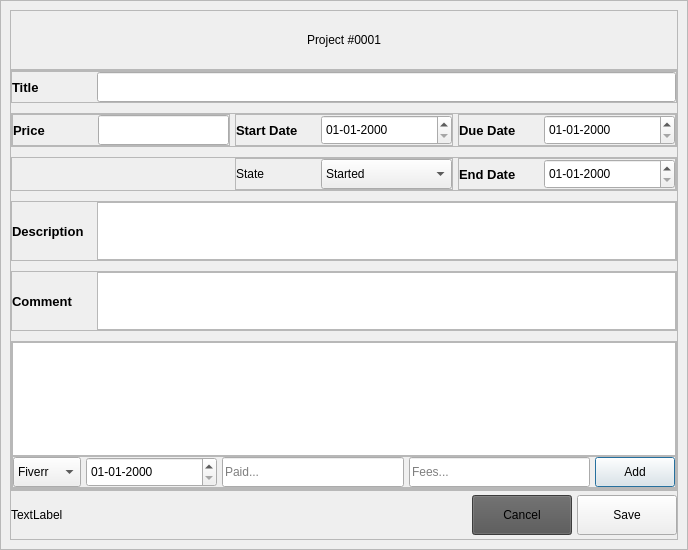
Before: the Qt Designer form ui/ui/project_edit.ui in er-Bot/wallet, drawn with Qt 5.
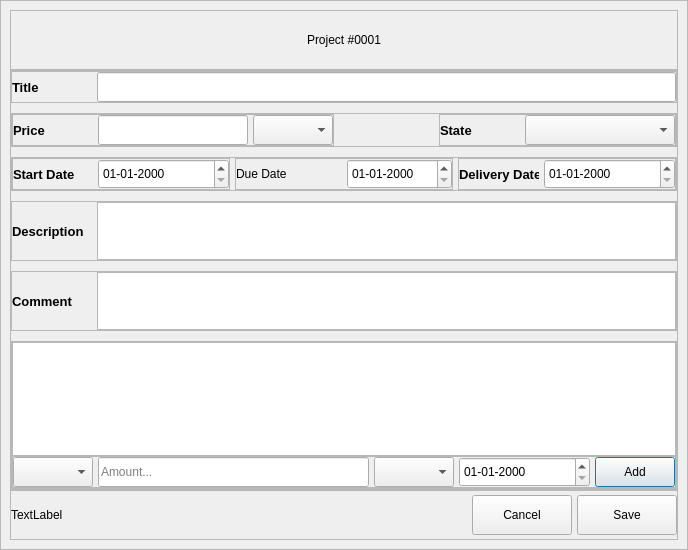
After: the same form once the commit is applied.

Patch:
```diff
--- a/ui/ui/project_edit.ui
+++ b/ui/ui/project_edit.ui
@@ -178,6 +178,7 @@
               </property>
               <property name="font">
                <font>
+                <family>Segoe UI</family>
                 <pointsize>10</pointsize>
                 <italic>false</italic>
                 <bold>true</bold>
@@ -244,13 +245,13 @@
              <widget class="QFrame" name="frame_10">
               <property name="minimumSize">
                <size>
-                <width>218</width>
+                <width>0</width>
                 <height>0</height>
                </size>
               </property>
               <property name="maximumSize">
                <size>
-                <width>218</width>
+                <width>1000</width>
                 <height>16777215</height>
                </size>
               </property>
@@ -292,6 +293,7 @@
                  </property>
                  <property name="font">
                   <font>
+                   <family>Segoe UI</family>
                    <pointsize>10</pointsize>
                    <italic>false</italic>
                    <bold>true</bold>
@@ -315,63 +317,24 @@
                  </property>
                  <property name="minimumSize">
                   <size>
-                   <width>30</width>
+                   <width>150</width>
                    <height>30</height>
                   </size>
                  </property>
                  <property name="maximumSize">
                   <size>
-                   <width>1000</width>
+                   <width>150</width>
                    <height>30</height>
                   </size>
                  </property>
                 </widget>
                </item>
-              </layout>
-             </widget>
-            </item>
             <item>
-             <widget class="QFrame" name="frame_6">
+                <widget class="QComboBox" name="currency">
               <property name="minimumSize">
                <size>
-                <width>218</width>
-                <height>0</height>
-               </size>
-              </property>
-              <property name="maximumSize">
-               <size>
-                <width>218</width>
-                <height>16777215</height>
-               </size>
-              </property>
-              <property name="frameShape">
-               <enum>QFrame::StyledPanel</enum>
-              </property>
-              <property name="frameShadow">
-               <enum>QFrame::Raised</enum>
-              </property>
-              <layout class="QHBoxLayout" name="horizontalLayout_15">
-               <property name="spacing">
-                <number>5</number>
-               </property>
-               <property name="leftMargin">
-                <number>0</number>
-               </property>
-               <property name="topMargin">
-                <number>0</number>
-               </property>
-               <property name="rightMargin">
-                <number>0</number>
-               </property>
-               <property name="bottomMargin">
-                <number>0</number>
-               </property>
-               <item>
-                <widget class="QLabel" name="label_5">
-                 <property name="minimumSize">
-                  <size>
                    <width>80</width>
-                   <height>0</height>
+                   <height>30</height>
                   </size>
                  </property>
                  <property name="maximumSize">
@@ -380,60 +343,35 @@
                    <height>16777215</height>
                   </size>
                  </property>
-                 <property name="font">
-                  <font>
-                   <pointsize>10</pointsize>
-                   <italic>false</italic>
-                   <bold>true</bold>
-                  </font>
-                 </property>
-                 <property name="styleSheet">
-                  <string notr="true">font: 700 10pt &quot;Segoe UI&quot;;</string>
-                 </property>
-                 <property name="text">
-                  <string>Start Date</string>
-                 </property>
                 </widget>
                </item>
+              </layout>
+             </widget>
+            </item>
                <item>
-                <widget class="QDateEdit" name="start_date">
-                 <property name="minimumSize">
-                  <size>
-                   <width>30</width>
-                   <height>30</height>
-                  </size>
-                 </property>
-                 <property name="maximumSize">
+             <spacer name="horizontalSpacer_2">
+              <property name="orientation">
+               <enum>Qt::Horizontal</enum>
+              </property>
+              <property name="sizeHint" stdset="0">
                   <size>
-                   <width>1000</width>
-                   <height>16777215</height>
-                  </size>
-                 </property>
-                 <property name="currentSection">
-                  <enum>QDateTimeEdit::DaySection</enum>
-                 </property>
-                 <property name="displayFormat">
-                  <string>dd-MM-yyyy</string>
-                 </property>
-                 <property name="calendarPopup">
-                  <bool>false</bool>
-                 </property>
-                </widget>
-               </item>
-              </layout>
-             </widget>
+                <width>40</width>
+                <height>20</height>
+               </size>
+              </property>
+             </spacer>
             </item>
             <item>
              <widget class="QFrame" name="frame_7">
               <property name="minimumSize">
                <size>
-                <width>218</width>
+                <width>200</width>
                 <height>0</height>
                </size>
               </property>
               <property name="maximumSize">
                <size>
-                <width>218</width>
+                <width>1000</width>
                 <height>16777215</height>
                </size>
               </property>
@@ -475,6 +413,7 @@
                  </property>
                  <property name="font">
                   <font>
+                   <family>Segoe UI</family>
                    <pointsize>10</pointsize>
                    <italic>false</italic>
                    <bold>true</bold>
@@ -484,33 +423,18 @@
                   <string notr="true">font: 700 10pt &quot;Segoe UI&quot;;</string>
                  </property>
                  <property name="text">
-                  <string>Due Date</string>
+                  <string>State</string>
                  </property>
                 </widget>
                </item>
                <item>
-                <widget class="QDateEdit" name="due_date">
+                <widget class="QComboBox" name="state">
                  <property name="minimumSize">
                   <size>
-                   <width>30</width>
+                   <width>150</width>
                    <height>30</height>
                   </size>
                  </property>
-                 <property name="maximumSize">
-                  <size>
-                   <width>1000</width>
-                   <height>16777215</height>
-                  </size>
-                 </property>
-                 <property name="currentSection">
-                  <enum>QDateTimeEdit::DaySection</enum>
-                 </property>
-                 <property name="displayFormat">
-                  <string>dd-MM-yyyy</string>
-                 </property>
-                 <property name="calendarPopup">
-                  <bool>false</bool>
-                 </property>
                 </widget>
                </item>
               </layout>
@@ -544,17 +468,86 @@
              <number>0</number>
             </property>
             <item>
-             <spacer name="horizontalSpacer_2">
-              <property name="orientation">
-               <enum>Qt::Horizontal</enum>
+             <widget class="QFrame" name="frame_11">
+              <property name="frameShape">
+               <enum>QFrame::StyledPanel</enum>
               </property>
-              <property name="sizeHint" stdset="0">
+              <property name="frameShadow">
+               <enum>QFrame::Raised</enum>
+              </property>
+              <layout class="QHBoxLayout" name="horizontalLayout_6">
+               <property name="spacing">
+                <number>5</number>
+               </property>
+               <property name="leftMargin">
+                <number>0</number>
+               </property>
+               <property name="topMargin">
+                <number>0</number>
+               </property>
+               <property name="rightMargin">
+                <number>0</number>
+               </property>
+               <property name="bottomMargin">
+                <number>0</number>
+               </property>
+               <item>
+                <widget class="QLabel" name="label_5">
+                 <property name="minimumSize">
                <size>
-                <width>40</width>
-                <height>20</height>
-               </size>
-              </property>
-             </spacer>
+                   <width>80</width>
+                   <height>0</height>
+                  </size>
+                 </property>
+                 <property name="maximumSize">
+                  <size>
+                   <width>80</width>
+                   <height>16777215</height>
+                  </size>
+                 </property>
+                 <property name="font">
+                  <font>
+                   <family>Segoe UI</family>
+                   <pointsize>10</pointsize>
+                   <italic>false</italic>
+                   <bold>true</bold>
+                  </font>
+                 </property>
+                 <property name="styleSheet">
+                  <string notr="true">font: 700 10pt &quot;Segoe UI&quot;;</string>
+                 </property>
+                 <property name="text">
+                  <string>Start Date</string>
+                 </property>
+                </widget>
+               </item>
+               <item>
+                <widget class="QDateEdit" name="start_date">
+                 <property name="minimumSize">
+                  <size>
+                   <width>30</width>
+                   <height>30</height>
+                  </size>
+                 </property>
+                 <property name="maximumSize">
+                  <size>
+                   <width>1000</width>
+                   <height>16777215</height>
+                  </size>
+                 </property>
+                 <property name="currentSection">
+                  <enum>QDateTimeEdit::DaySection</enum>
+                 </property>
+                 <property name="displayFormat">
+                  <string>dd-MM-yyyy</string>
+                 </property>
+                 <property name="calendarPopup">
+                  <bool>false</bool>
+                 </property>
+                </widget>
+               </item>
+              </layout>
+             </widget>
             </item>
             <item>
              <widget class="QFrame" name="frame_12">
@@ -598,33 +591,33 @@
                   <string notr="true">font: 700 10pt &quot;Segoe UI&quot;;</string>
                  </property>
                  <property name="text">
-                  <string>State</string>
+                  <string>Due Date</string>
                  </property>
                 </widget>
                </item>
                <item>
-                <widget class="QComboBox" name="state">
+                <widget class="QDateEdit" name="due_date">
                  <property name="minimumSize">
                   <size>
-                   <width>131</width>
+                   <width>30</width>
                    <height>30</height>
                   </size>
                  </property>
-                 <item>
-                  <property name="text">
-                   <string>Started</string>
-                  </property>
-                 </item>
-                 <item>
-                  <property name="text">
-                   <string>Finished</string>
-                  </property>
-                 </item>
-                 <item>
-                  <property name="text">
-                   <string>Canceled</string>
-                  </property>
-                 </item>
+                 <property name="maximumSize">
+                  <size>
+                   <width>1000</width>
+                   <height>16777215</height>
+                  </size>
+                 </property>
+                 <property name="currentSection">
+                  <enum>QDateTimeEdit::DaySection</enum>
+                 </property>
+                 <property name="displayFormat">
+                  <string>dd-MM-yyyy</string>
+                 </property>
+                 <property name="calendarPopup">
+                  <bool>false</bool>
+                 </property>
                 </widget>
                </item>
               </layout>
@@ -682,6 +675,7 @@
                  </property>
                  <property name="font">
                   <font>
+                   <family>Segoe UI</family>
                    <pointsize>10</pointsize>
                    <italic>false</italic>
                    <bold>true</bold>
@@ -691,7 +685,7 @@
                   <string notr="true">font: 700 10pt &quot;Segoe UI&quot;;</string>
                  </property>
                  <property name="text">
-                  <string>End Date</string>
+                  <string>Delivery Date</string>
                  </property>
                 </widget>
                </item>
@@ -778,6 +772,7 @@
               </property>
               <property name="font">
                <font>
+                <family>Segoe UI</family>
                 <pointsize>10</pointsize>
                 <italic>false</italic>
                 <bold>true</bold>
@@ -849,6 +844,7 @@
               </property>
               <property name="font">
                <font>
+                <family>Segoe UI</family>
                 <pointsize>10</pointsize>
                 <italic>false</italic>
                 <bold>true</bold>
@@ -963,28 +959,42 @@
                 <number>0</number>
                </property>
                <item>
-                <widget class="QComboBox" name="method">
+                <widget class="QComboBox" name="account">
+                 <property name="minimumSize">
+                  <size>
+                   <width>80</width>
+                   <height>30</height>
+                  </size>
+                 </property>
+                </widget>
+               </item>
+               <item>
+                <widget class="QLineEdit" name="amount">
                  <property name="minimumSize">
                   <size>
                    <width>0</width>
                    <height>30</height>
                   </size>
                  </property>
-                 <item>
-                  <property name="text">
-                   <string>Fiverr</string>
-                  </property>
+                 <property name="placeholderText">
+                  <string>Amount...</string>
+                 </property>
+                </widget>
                  </item>
                  <item>
-                  <property name="text">
-                   <string>PayPal</string>
-                  </property>
-                 </item>
-                 <item>
-                  <property name="text">
-                   <string>CIH</string>
-                  </property>
-                 </item>
+                <widget class="QComboBox" name="payment_currency">
+                 <property name="minimumSize">
+                  <size>
+                   <width>80</width>
+                   <height>30</height>
+                  </size>
+                 </property>
+                 <property name="maximumSize">
+                  <size>
+                   <width>16777215</width>
+                   <height>30</height>
+                  </size>
+                 </property>
                 </widget>
                </item>
                <item>
@@ -1000,32 +1010,6 @@
                  </property>
                 </widget>
                </item>
-               <item>
-                <widget class="QLineEdit" name="paid">
-                 <property name="minimumSize">
-                  <size>
-                   <width>0</width>
-                   <height>30</height>
-                  </size>
-                 </property>
-                 <property name="placeholderText">
-                  <string>Paid...</string>
-                 </property>
-                </widget>
-               </item>
-               <item>
-                <widget class="QLineEdit" name="fees">
-                 <property name="minimumSize">
-                  <size>
-                   <width>0</width>
-                   <height>30</height>
-                  </size>
-                 </property>
-                 <property name="placeholderText">
-                  <string>Fees...</string>
-                 </property>
-                </widget>
-               </item>
                <item>
                 <widget class="QPushButton" name="add_pay">
                  <property name="minimumSize">
@@ -1135,21 +1119,14 @@
             </size>
            </property>
            <property name="styleSheet">
-            <string notr="true">QPushButton {
-	background: #545454;
-}
-
-QPushButton:hover {
-	background: #747474;
-}
-
-QPushButton:pressed {
-	background: #444444;
-}</string>
+            <string notr="true"/>
            </property>
            <property name="text">
             <string>Cancel</string>
            </property>
+           <property name="class" stdset="0">
+            <string>SecondaryButton</string>
+           </property>
           </widget>
          </item>
          <item>
```
Lines whose indentation alone changed are shown as unchanged.
